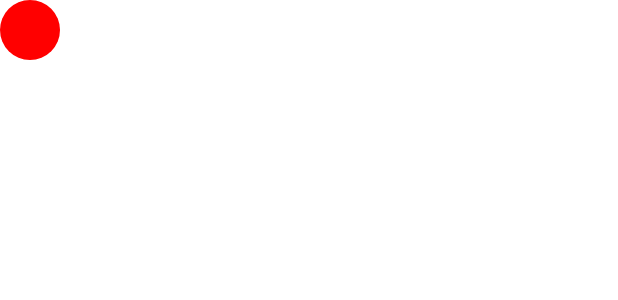
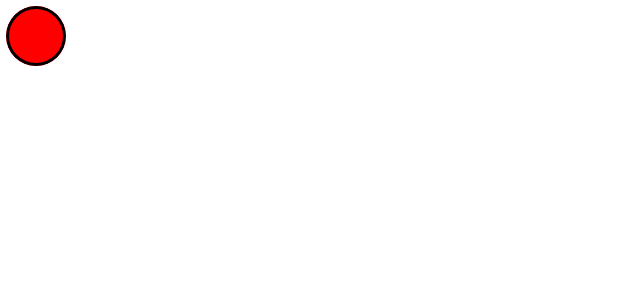
Before and after one commit to yoshixmk/jetnotes, an Android app built with Jetpack Compose: the @Preview function NoteColorPreview, on a phone screen of 412 x 824 dp. Shown: the top 300 px of the screen. Run offline under Robolectric (Android 15) with nearby library versions, the phone set to English and light mode, and no system bars.

Commit message:
pass args on NoteColor

```diff
--- a/app/src/main/java/com/yourcompany/android/jetnotes/ui/components/NoteColor.kt
+++ b/app/src/main/java/com/yourcompany/android/jetnotes/ui/components/NoteColor.kt
@@ -1,28 +1,51 @@
 package com.yourcompany.android.jetnotes.ui.components
 
+import androidx.compose.foundation.BorderStroke
 import androidx.compose.foundation.background
+import androidx.compose.foundation.border
 import androidx.compose.foundation.layout.Box
+import androidx.compose.foundation.layout.padding
 import androidx.compose.foundation.layout.size
 import androidx.compose.foundation.shape.CircleShape
 import androidx.compose.runtime.Composable
 import androidx.compose.ui.Modifier
 import androidx.compose.ui.draw.clip
 import androidx.compose.ui.graphics.Color
+import androidx.compose.ui.graphics.SolidColor
 import androidx.compose.ui.tooling.preview.Preview
+import androidx.compose.ui.unit.Dp
 import androidx.compose.ui.unit.dp
 
 @Composable
-fun NoteColor() {
+fun NoteColor(
+  color: Color,
+  size: Dp,
+  padding: Dp = 0.dp,
+  border: Dp,
+) {
   Box(
     modifier = Modifier
-      .size(40.dp)
+      .padding(padding)
+      .size(size)
       .clip(CircleShape)
-      .background(Color.Red)
+      .background(color)
+      .border(
+        BorderStroke(
+          border,
+          SolidColor(Color.Black)
+        ),
+        CircleShape
+      )
   )
 }
 
 @Preview
 @Composable
 fun NoteColorPreview() {
-  NoteColor()
+  NoteColor(
+    color = Color.Red,
+    size = 40.dp,
+    padding = 4.dp,
+    border = 2.dp
+  )
 }
```
